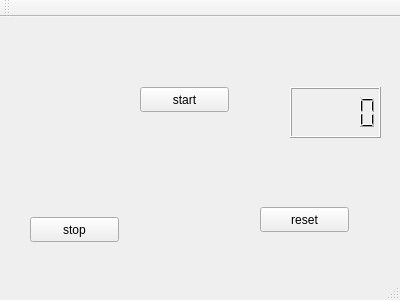
Old version of the form coursCpp/Chronometre/chronometre.ui in the repository SRThibaultP/coursDeLattre20-21.
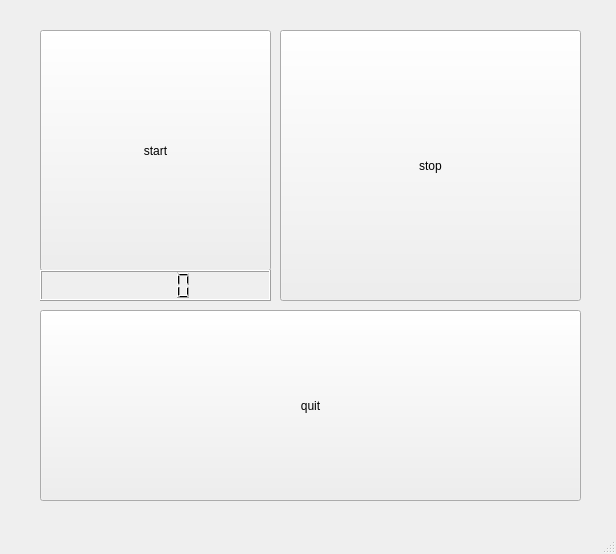
New version of the form.

```diff
--- a/coursCpp/Chronometre/chronometre.ui
+++ b/coursCpp/Chronometre/chronometre.ui
@@ -6,62 +6,62 @@
    <rect>
     <x>0</x>
     <y>0</y>
-    <width>400</width>
-    <height>300</height>
+    <width>616</width>
+    <height>554</height>
    </rect>
   </property>
   <property name="windowTitle">
    <string>Chronometre</string>
   </property>
-  <widget class="QWidget" name="centralWidget">
-   <widget class="QLCDNumber" name="lcdNumber">
-    <property name="geometry">
-     <rect>
-      <x>290</x>
-      <y>70</y>
-      <width>91</width>
-      <height>51</height>
-     </rect>
-    </property>
-   </widget>
+  <widget class="QWidget" name="centralwidget">
    <widget class="QPushButton" name="start">
     <property name="geometry">
      <rect>
-      <x>140</x>
-      <y>70</y>
-      <width>89</width>
-      <height>25</height>
+      <x>40</x>
+      <y>30</y>
+      <width>231</width>
+      <height>241</height>
      </rect>
     </property>
     <property name="text">
      <string>start</string>
     </property>
    </widget>
+   <widget class="QPushButton" name="quit">
+    <property name="geometry">
+     <rect>
+      <x>40</x>
+      <y>310</y>
+      <width>541</width>
+      <height>191</height>
+     </rect>
+    </property>
+    <property name="text">
+     <string>quit</string>
+    </property>
+   </widget>
    <widget class="QPushButton" name="stop">
     <property name="geometry">
      <rect>
-      <x>30</x>
-      <y>200</y>
-      <width>89</width>
-      <height>25</height>
+      <x>280</x>
+      <y>30</y>
+      <width>301</width>
+      <height>271</height>
      </rect>
     </property>
     <property name="text">
      <string>stop</string>
     </property>
    </widget>
-   <widget class="QPushButton" name="reset">
+   <widget class="QLCDNumber" name="lcdNumber">
     <property name="geometry">
      <rect>
-      <x>260</x>
-      <y>190</y>
-      <width>89</width>
-      <height>25</height>
+      <x>40</x>
+      <y>270</y>
+      <width>231</width>
+      <height>31</height>
      </rect>
     </property>
-    <property name="text">
-     <string>reset</string>
-    </property>
    </widget>
   </widget>
   <widget class="QMenuBar" name="menuBar">
@@ -74,17 +74,8 @@
     </rect>
    </property>
   </widget>
-  <widget class="QToolBar" name="mainToolBar">
-   <attribute name="toolBarArea">
-    <enum>TopToolBarArea</enum>
-   </attribute>
-   <attribute name="toolBarBreak">
-    <bool>false</bool>
-   </attribute>
-  </widget>
-  <widget class="QStatusBar" name="statusBar"/>
+  <widget class="QStatusBar" name="statusbar"/>
  </widget>
- <layoutdefault spacing="6" margin="11"/>
  <resources/>
  <connections/>
  <slots>
```
Left out of the diff: 7 changed lines with no effect on the pictures.
